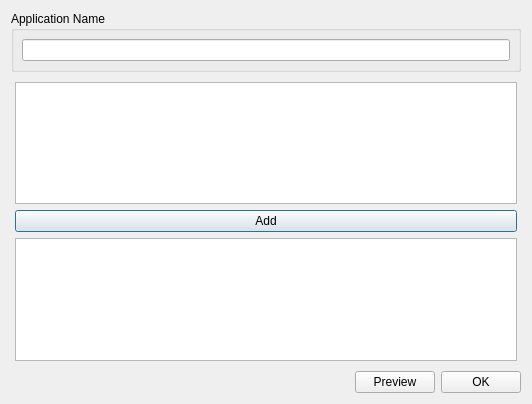
Above: products/GooeyFi/gooeyfi_builder/src/UIGooeyFiAppBuilder.ui from cbtek/RStats2017 before the change. Below: the same form after it.
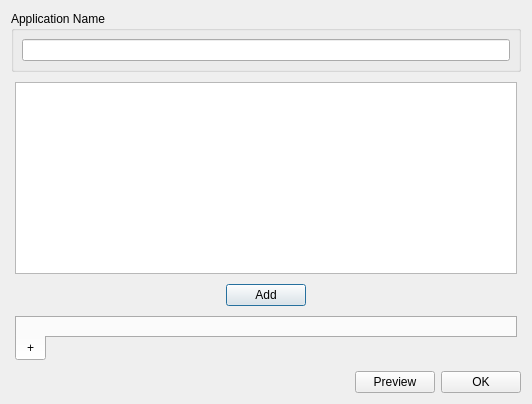
That is the form after the change.

Commit message: Added new sub project to gooeyfi Added dialog for launching and editing module properties Added ModuleProperties class Removed GooeyFi references from RAT-STATS (will remove gooeyfi later)

```diff
--- a/products/GooeyFi/gooeyfi_builder/src/UIGooeyFiAppBuilder.ui
+++ b/products/GooeyFi/gooeyfi_builder/src/UIGooeyFiAppBuilder.ui
@@ -56,14 +56,68 @@
       <widget class="QListWidget" name="m_lstSourceWidgets"/>
      </item>
      <item>
-      <widget class="QPushButton" name="m_btnAdd">
-       <property name="text">
-        <string>Add</string>
+      <layout class="QHBoxLayout" name="horizontalLayout">
+       <property name="leftMargin">
+        <number>4</number>
        </property>
-      </widget>
+       <property name="topMargin">
+        <number>4</number>
+       </property>
+       <property name="rightMargin">
+        <number>4</number>
+       </property>
+       <property name="bottomMargin">
+        <number>4</number>
+       </property>
+       <item>
+        <spacer name="horizontalSpacer_2">
+         <property name="orientation">
+          <enum>Qt::Horizontal</enum>
+         </property>
+         <property name="sizeHint" stdset="0">
+          <size>
+           <width>40</width>
+           <height>20</height>
+          </size>
+         </property>
+        </spacer>
+       </item>
+       <item>
+        <widget class="QPushButton" name="m_btnAdd">
+         <property name="text">
+          <string>Add</string>
+         </property>
+        </widget>
+       </item>
+       <item>
+        <spacer name="horizontalSpacer_3">
+         <property name="orientation">
+          <enum>Qt::Horizontal</enum>
+         </property>
+         <property name="sizeHint" stdset="0">
+          <size>
+           <width>40</width>
+           <height>20</height>
+          </size>
+         </property>
+        </spacer>
+       </item>
+      </layout>
      </item>
      <item>
-      <widget class="QTableWidget" name="m_tblDestinationWidgets"/>
+      <widget class="QTabWidget" name="m_twPages">
+       <property name="tabPosition">
+        <enum>QTabWidget::South</enum>
+       </property>
+       <property name="currentIndex">
+        <number>0</number>
+       </property>
+       <widget class="QWidget" name="tab_2">
+        <attribute name="title">
+         <string>+</string>
+        </attribute>
+       </widget>
+      </widget>
      </item>
     </layout>
    </item>
```
The commit also changes 31 other files.
